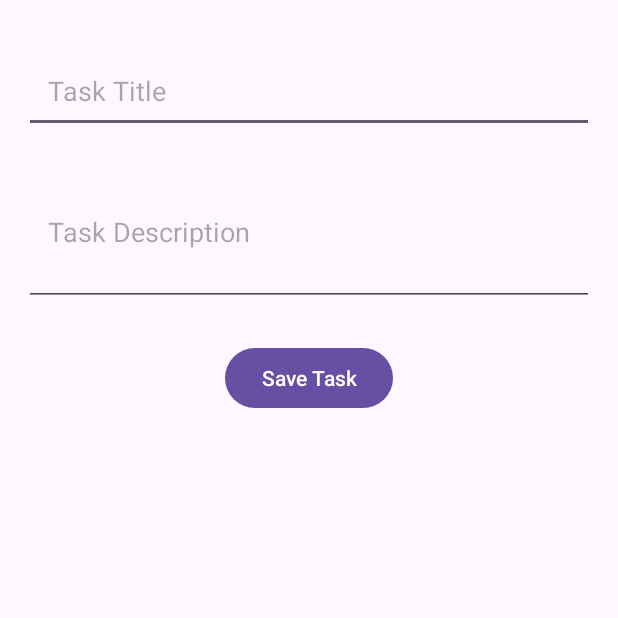
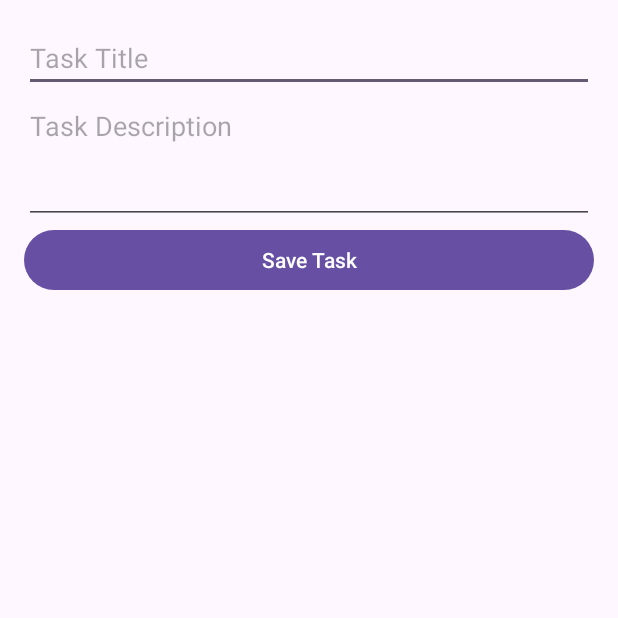
Before and after one commit to RahulMGatty/Task_Manager_App, an Android app: the AddTaskActivity screen opened directly, with no data from a screen before it, on a phone screen of 412 x 824 dp, the top half of it. Run offline under Robolectric (Android 15) with nearby library versions, the phone set to English and light mode, and no system bars; our stand-ins replace Firebase (no records; nobody signed in at launch, a user with empty details on screens opened directly).

Commit message:
Added Task Functionality

```diff
--- a/app/src/main/java/com/example/myapplication/AddTaskActivity.java
+++ b/app/src/main/java/com/example/myapplication/AddTaskActivity.java
@@ -1,12 +1,57 @@
 package com.example.myapplication;
 
 import android.os.Bundle;
+import android.widget.Button;
+import android.widget.EditText;
+import android.widget.Toast;
 import androidx.appcompat.app.AppCompatActivity;
 
+import com.google.firebase.firestore.FirebaseFirestore;
+
+import java.util.HashMap;
+import java.util.Map;
+
 public class AddTaskActivity extends AppCompatActivity {
+
+    private EditText editTextTitle, editTextDescription;
+    private Button buttonSaveTask;
+    private FirebaseFirestore db;
+
     @Override
     protected void onCreate(Bundle savedInstanceState) {
         super.onCreate(savedInstanceState);
         setContentView(R.layout.activity_add_task);
+
+        editTextTitle = findViewById(R.id.editTextTitle);
+        editTextDescription = findViewById(R.id.editTextDescription);
+        buttonSaveTask = findViewById(R.id.buttonSaveTask);
+
+        db = FirebaseFirestore.getInstance();
+
+        buttonSaveTask.setOnClickListener(v -> saveTask());
+    }
+
+    private void saveTask() {
+        String title = editTextTitle.getText().toString().trim();
+        String description = editTextDescription.getText().toString().trim();
+
+        if (title.isEmpty() || description.isEmpty()) {
+            Toast.makeText(this, "Please fill in all fields", Toast.LENGTH_SHORT).show();
+            return;
+        }
+
+        Map<String, Object> task = new HashMap<>();
+        task.put("title", title);
+        task.put("description", description);
+
+        db.collection("tasks")
+                .add(task)
+                .addOnSuccessListener(documentReference -> {
+                    Toast.makeText(this, "Task added", Toast.LENGTH_SHORT).show();
+                    finish(); // Close activity after saving
+                })
+                .addOnFailureListener(e -> {
+                    Toast.makeText(this, "Failed to add task", Toast.LENGTH_SHORT).show();
+                });
     }
 }
--- a/app/src/main/java/com/example/myapplication/HomeActivity.java
+++ b/app/src/main/java/com/example/myapplication/HomeActivity.java
@@ -1,5 +1,6 @@
 package com.example.myapplication;
 
+import android.content.Intent;
 import android.os.Bundle;
 import androidx.appcompat.app.AppCompatActivity;
 import androidx.recyclerview.widget.LinearLayoutManager;
@@ -29,5 +30,10 @@ public class HomeActivity extends AppCompatActivity {
 
         adapter = new TaskAdapter(taskList);
         recyclerView.setAdapter(adapter);
+
+        findViewById(R.id.homeLayout).setOnClickListener(v -> {
+            startActivity(new Intent(HomeActivity.this, AddTaskActivity.class));
+        });
+
     }
 }
--- a/app/src/main/res/layout/activity_add_task.xml
+++ b/app/src/main/res/layout/activity_add_task.xml
@@ -1,46 +1,29 @@
 <?xml version="1.0" encoding="utf-8"?>
-<androidx.constraintlayout.widget.ConstraintLayout
-    xmlns:android="http://schemas.android.com/apk/res/android"
-    xmlns:app="http://schemas.android.com/apk/res-auto"
-    xmlns:tools="http://schemas.android.com/tools"
+<LinearLayout xmlns:android="http://schemas.android.com/apk/res/android"
     android:layout_width="match_parent"
     android:layout_height="match_parent"
-    tools:context=".AddTaskActivity">
+    android:orientation="vertical"
+    android:padding="16dp">
 
     <EditText
-        android:id="@+id/editTextTaskTitle"
-        android:layout_width="0dp"
+        android:id="@+id/editTextTitle"
+        android:layout_width="match_parent"
         android:layout_height="wrap_content"
         android:hint="Task Title"
-        android:padding="16dp"
-        app:layout_constraintTop_toTopOf="parent"
-        app:layout_constraintStart_toStartOf="parent"
-        app:layout_constraintEnd_toEndOf="parent"
-        android:layout_marginTop="32dp"
-        android:layout_marginHorizontal="16dp"/>
+        android:inputType="text" />
 
     <EditText
-        android:id="@+id/editTextTaskDescription"
-        android:layout_width="0dp"
+        android:id="@+id/editTextDescription"
+        android:layout_width="match_parent"
         android:layout_height="wrap_content"
         android:hint="Task Description"
-        android:padding="16dp"
         android:inputType="textMultiLine"
         android:minLines="3"
-        app:layout_constraintTop_toBottomOf="@id/editTextTaskTitle"
-        app:layout_constraintStart_toStartOf="parent"
-        app:layout_constraintEnd_toEndOf="parent"
-        android:layout_marginTop="16dp"
-        android:layout_marginHorizontal="16dp"/>
+        android:gravity="top" />
 
     <Button
         android:id="@+id/buttonSaveTask"
-        android:layout_width="wrap_content"
+        android:layout_width="match_parent"
         android:layout_height="wrap_content"
-        android:text="Save Task"
-        app:layout_constraintTop_toBottomOf="@id/editTextTaskDescription"
-        app:layout_constraintStart_toStartOf="parent"
-        app:layout_constraintEnd_toEndOf="parent"
-        android:layout_marginTop="24dp"/>
-
-</androidx.constraintlayout.widget.ConstraintLayout>
+        android:text="Save Task" />
+</LinearLayout>
```
